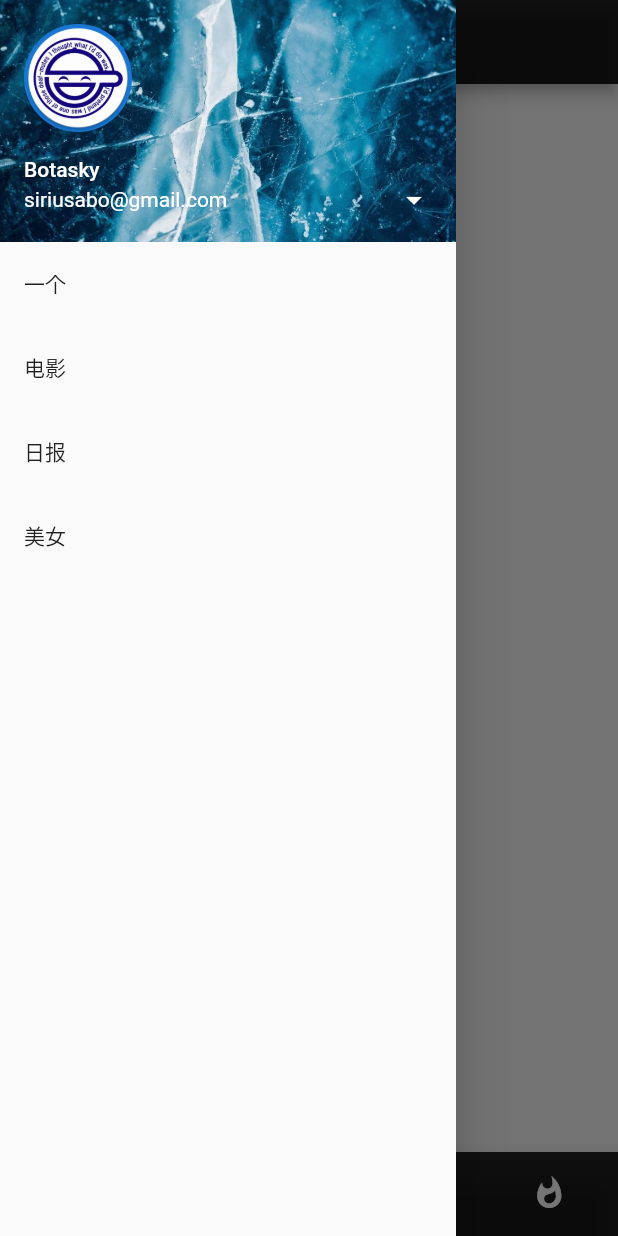
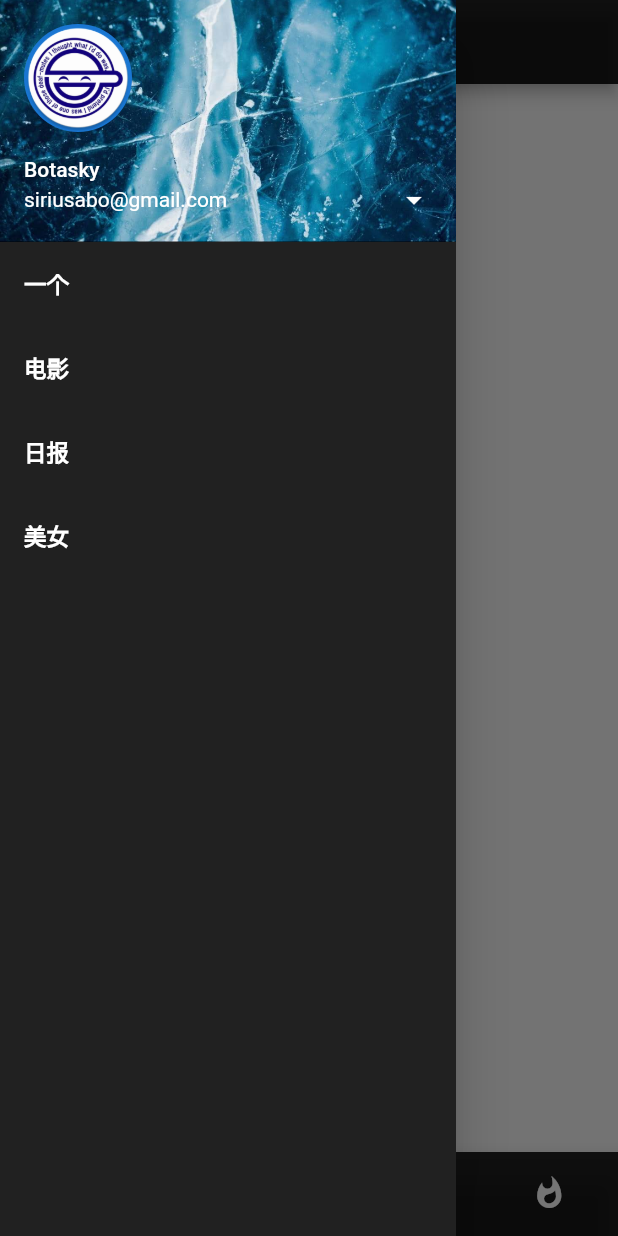
Before and after one commit to iBotasky/Fybird, a Flutter app: the screen it shows after launch, with the side drawer open, on a phone screen of 412 x 824 dp. Run offline on Flutter 3.47's test engine with Material 2 defaults, Android fonts, the phone set to English and light mode, and no system bars; our stand-ins replace dio, flutter_swiper; missing offline and left inert: flutter_webview_plugin; statements that could not run were skipped.

Commit message:
update for home ui

```diff
--- a/lib/ui/Home.dart
+++ b/lib/ui/Home.dart
@@ -68,6 +68,8 @@ class _HomePageState extends State<HomePage>
   }
 
   Widget _buildDrawer() {
+    const _titleTextStyle = TextStyle(
+        color: Colors.white, fontSize: 15, fontWeight: FontWeight.bold);
     return Drawer(
       // Add a ListView to the drawer. This ensures the user can scroll
       // through the options in the Drawer if there isn't enough vertical
@@ -83,9 +85,10 @@ class _HomePageState extends State<HomePage>
             ),
             margin: EdgeInsets.zero,
             decoration: BoxDecoration(
-              color: _items[_currentIndex]._color,
-              image: DecorationImage(image: AssetImage('assets/images/bg_drawer.jpeg'), fit: BoxFit.cover)
-            ),
+                color: _items[_currentIndex]._color,
+                image: DecorationImage(
+                    image: AssetImage('assets/images/bg_drawer.jpeg'),
+                    fit: BoxFit.cover)),
             onDetailsPressed: () {},
             otherAccountsPictures: <Widget>[],
           ),
@@ -94,25 +97,44 @@ class _HomePageState extends State<HomePage>
             // DrawerHeader consumes top MediaQuery padding.
             removeTop: true,
             child: Expanded(
+                child: Container(
+              color: _items[_currentIndex]._color,
               child: Column(
                 children: <Widget>[
-                  ListTile(title: Text("一个"), onTap: (){_tempSnackbar();}),
-                  ListTile(title: Text("电影"), onTap: (){_tempSnackbar();}),
-                  ListTile(title: Text("日报"), onTap: (){_tempSnackbar();}),
-                  ListTile(title: Text("美女"), onTap: (){_tempSnackbar();}),
+                  ListTile(
+                      title: Text("一个", style: _titleTextStyle),
+                      onTap: () {
+                        _onItemSelect(0);
+                      }),
+                  ListTile(
+                      title: Text("电影", style: _titleTextStyle),
+                      onTap: () {
+                        _onItemSelect(1);
+                      }),
+                  ListTile(
+                      title: Text("日报", style: _titleTextStyle),
+                      onTap: () {
+                        _onItemSelect(2);
+                      }),
+                  ListTile(
+                      title: Text("美女", style: _titleTextStyle),
+                      onTap: () {
+                        _onItemSelect(3);
+                      }),
                 ],
-              )
-            ),
+              ),
+            )),
           ),
         ],
       ),
     );
   }
 
-  _tempSnackbar(){
-    _scaffoldKey.currentState.showSnackBar(SnackBar(content: Text("未实现功能")));
+  void _onItemSelect(int index) {
+    Navigator.pop(context); //dismiss drawer
+    _controller.jumpToPage(index);
+    _currentIndex = index;
   }
-
 
   @override
   Widget build(BuildContext context) {
```
